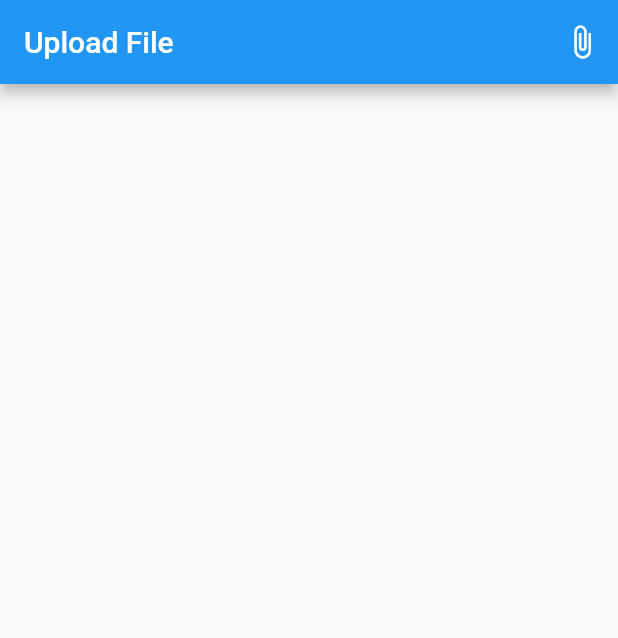
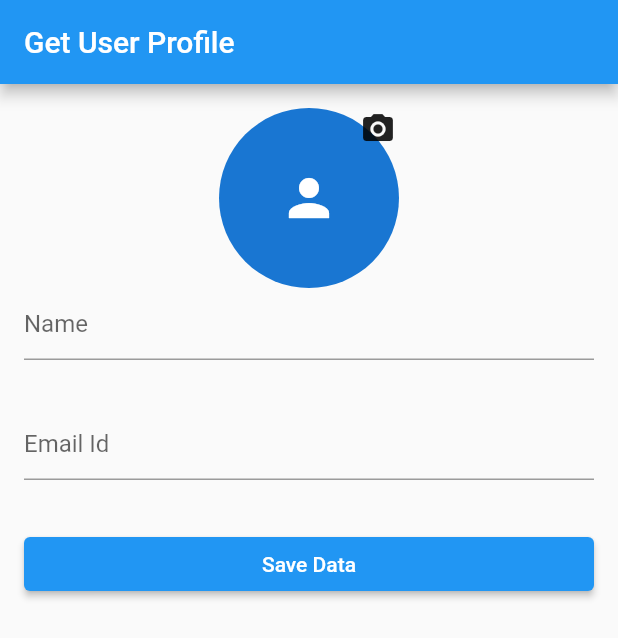
Before and after one commit to siddharth4u/firebase_demo, a Flutter app: the screen it shows after launch, on a phone screen of 412 x 824 dp. Shown: the top 638 px of the screen. Run offline on Flutter 3.47's test engine with Material 2 defaults, Android fonts, the phone set to English and light mode, and no system bars; our stand-ins replace cloud_firestore, file_picker, firebase_core, firebase_storage, image_picker; accounts and stored records are empty.

Commit message:
Get User Profile

```diff
--- /dev/null
+++ b/lib/get_profile.dart
@@ -0,0 +1,136 @@
+import 'package:flutter/material.dart';
+import 'package:cloud_firestore/cloud_firestore.dart';
+import 'package:firebase_storage/firebase_storage.dart';
+import 'package:image_picker/image_picker.dart';
+import 'dart:io';
+
+class GetProfile extends StatefulWidget {
+  @override
+  _GetProfileState createState() => _GetProfileState();
+}
+
+class _GetProfileState extends State<GetProfile> {
+  //
+  File? image;
+  final TextEditingController nameController = TextEditingController();
+  final TextEditingController emailController = TextEditingController();
+
+  //
+  @override
+  Widget build(BuildContext context) {
+    return Scaffold(
+      appBar: AppBar(
+        title: Text('Get User Profile'),
+      ),
+
+      //
+      body: ListView(
+        padding: EdgeInsets.all(16),
+        children: [
+          // image
+          Center(
+            child: Container(
+              child: Stack(
+                children: [
+                  //
+
+                  image == null
+                      ? CircleAvatar(
+                          radius: 60,
+                          child: Icon(
+                            Icons.person,
+                            size: 40,
+                          ),
+                        )
+                      : CircleAvatar(
+                          radius: 60,
+                          backgroundImage: FileImage(image!),
+                        ),
+
+                  //
+                  Positioned(
+                    right: -10,
+                    top: -10,
+                    child: IconButton(
+                      icon: Icon(Icons.camera_alt),
+                      onPressed: () {
+                        getIamge();
+                      },
+                    ),
+                  ),
+                ],
+              ),
+            ),
+          ),
+
+          // name
+          TextField(
+            controller: nameController,
+            textCapitalization: TextCapitalization.words,
+            decoration: InputDecoration(hintText: 'Name'),
+          ),
+
+          SizedBox(height: 32),
+
+          // email
+          TextField(
+            controller: emailController,
+            keyboardType: TextInputType.emailAddress,
+            decoration: InputDecoration(hintText: 'Email Id'),
+          ),
+
+          SizedBox(height: 32),
+
+          // save button
+          ElevatedButton(
+            child: Text('Save Data'),
+            onPressed: () {
+              saveUserData();
+            },
+          ),
+        ],
+      ),
+    );
+  }
+
+  //
+  Future<void> getIamge() async {
+    var capturedImage =
+        await ImagePicker().pickImage(source: ImageSource.gallery);
+
+    if (capturedImage != null) {
+      setState(() {
+        image = File(capturedImage.path);
+      });
+    }
+  }
+
+  //
+  Future<void> saveUserData() async {
+    String imageName = '';
+
+    // uplad image
+    if (image != null) {
+      String fileExtension = image!.path.split('.').last;
+      imageName = DateTime.now().microsecondsSinceEpoch.toString() +
+          '.' +
+          fileExtension;
+
+      FirebaseStorage firebaseStorage = FirebaseStorage.instance;
+
+      Reference firebaseReference =
+          firebaseStorage.ref('profilePicture/$imageName');
+
+      firebaseReference.putFile(image!);
+    }
+
+    // store data to firestore collection
+    CollectionReference profile =
+        FirebaseFirestore.instance.collection('profiles');
+    await profile.add({
+      'name': nameController.text,
+      'email': emailController.text,
+      'image_path': imageName == '' ? '' : 'profilePicture/$imageName',
+    });
+  }
+}
--- a/lib/main.dart
+++ b/lib/main.dart
@@ -2,6 +2,7 @@ import 'package:flutter/material.dart';
 import 'package:firebase_core/firebase_core.dart';
 import 'package:cloud_firestore/cloud_firestore.dart';
 
+import 'get_profile.dart';
 import 'image_upload.dart';
 import 'read_data.dart';
 import 'read_stream.dart';
@@ -18,7 +19,7 @@ class MyApp extends StatelessWidget {
   Widget build(BuildContext context) {
     return MaterialApp(
       debugShowCheckedModeBanner: false,
-      home: UploadFile(),
+      home: GetProfile(),
     );
   }
 }
```
